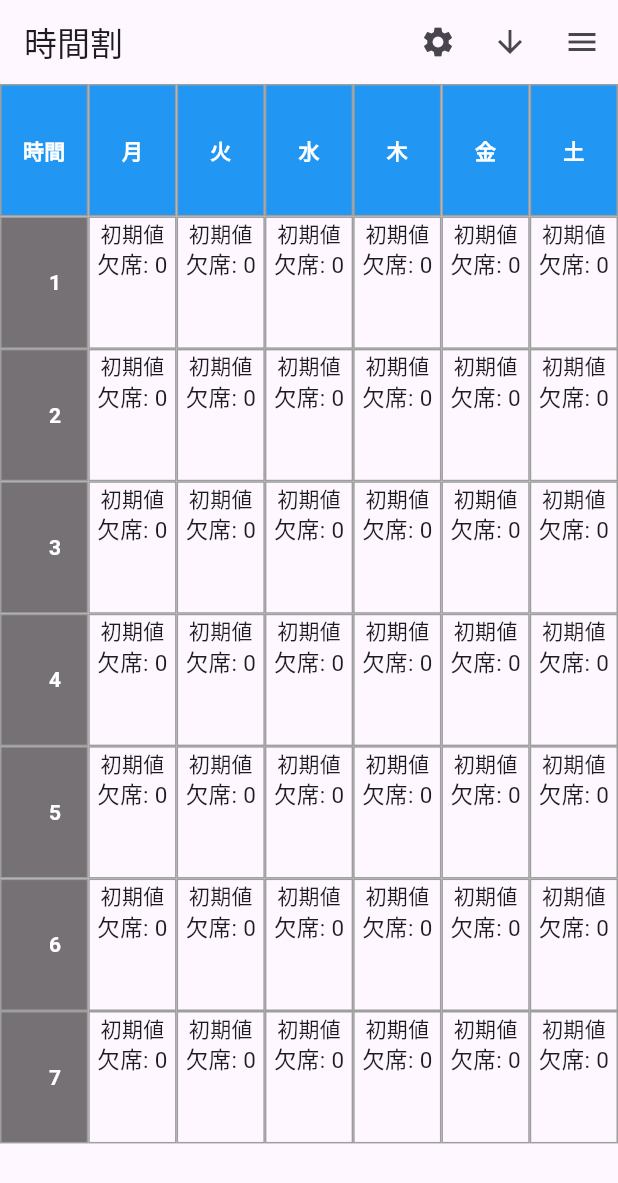
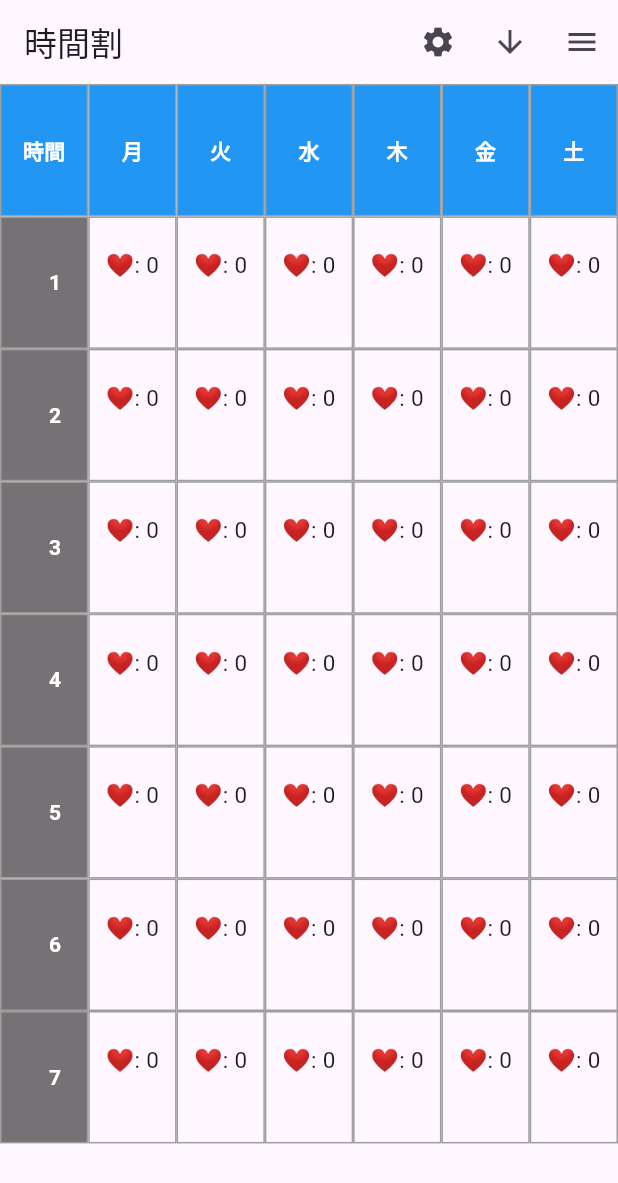
Before and after one commit to hashimo000/schedule_app, a Flutter app: the screen it shows after launch, on a phone screen of 412 x 824 dp. Shown: the top 1183 px of the screen. Run offline on Flutter 3.47's test engine with Material 3 defaults, Android fonts, the phone set to English and light mode, and no system bars; our stand-ins replace flutter_riverpod.

Commit message:
text change

```diff
--- a/lib/DetailScreen .dart
+++ b/lib/DetailScreen .dart
@@ -11,7 +11,7 @@ class CounterNotifier extends StateNotifier<int> {
 class TimetableCellData {
   int counter;
   String classname;
-  TimetableCellData({this.counter = 0, this.classname = '初期値'});
+  TimetableCellData({this.counter = 0, this.classname = ''});
 }
 // ClassNameの状態を管理するStateNotifier
 class ClassNameNotifier extends StateNotifier<String> {
--- a/lib/HomePage.dart
+++ b/lib/HomePage.dart
@@ -122,7 +122,7 @@ class TimetableGrid extends ConsumerWidget {
               return Column(
                 children: <Widget>[
                   Text(cellData.classname),
-                  Text('欠席: ${cellData.counter}', style: TextStyle(fontSize: 15)),
+                  Text('❤️: ${cellData.counter}', style: TextStyle(fontSize: 15)),
                 ],
               );
             }
```
